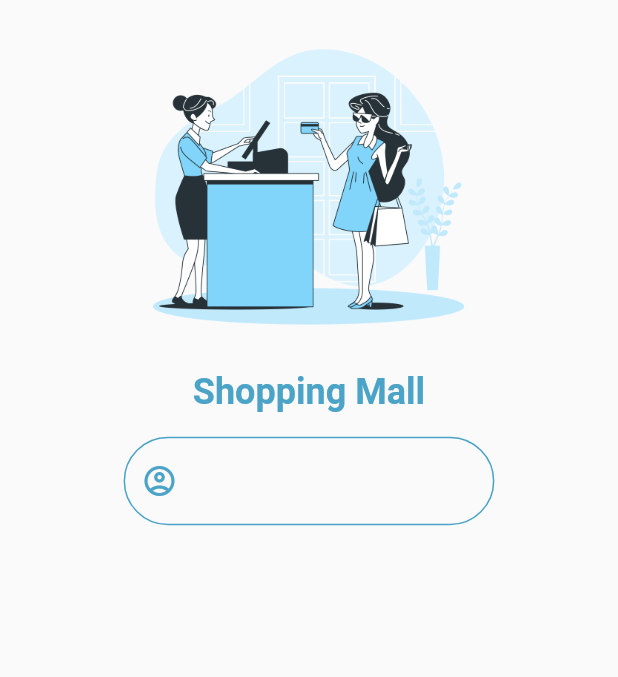
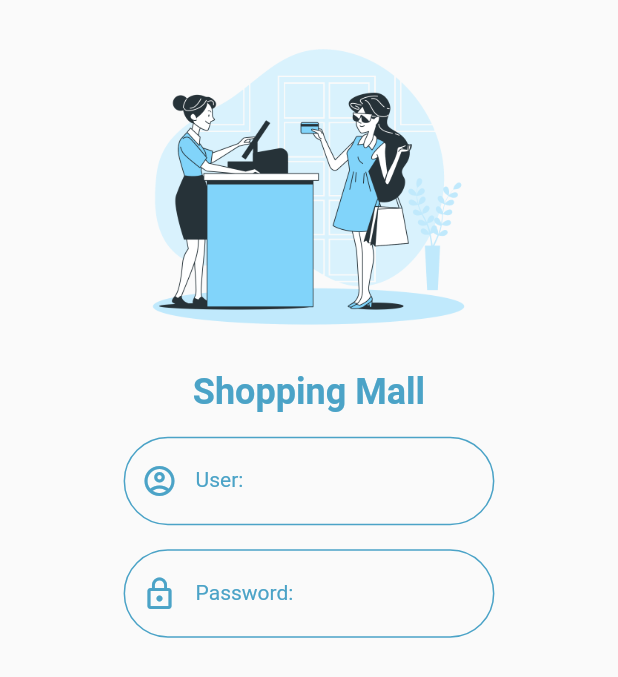
Before and after one commit to HirunrachPonwis/SHoppingMal, a Flutter app: the screen it shows after launch, on a phone screen of 412 x 824 dp. Shown: the top 677 px of the screen. Run offline on Flutter 3.47's test engine with Material 2 defaults, Android fonts, the phone set to English and light mode, and no system bars.

Commit message:
update today

```diff
--- a/lib/states/authen.dart
+++ b/lib/states/authen.dart
@@ -11,6 +11,8 @@ class Authen extends StatefulWidget {
 }
 
 class _AuthenState extends State<Authen> {
+
+  bool statusRedEye = true;
   @override
   Widget build(BuildContext context) {
     double size = MediaQuery.of(context).size.width;
@@ -21,6 +23,9 @@ class _AuthenState extends State<Authen> {
             buildImage(size),
             buildAppName(),
             buildUser(size),
+            buildPassword(
+              size,
+            )
           ],
         ),
       ),
@@ -36,8 +41,41 @@ class _AuthenState extends State<Authen> {
           width: size * 0.6,
           child: TextFormField(
             decoration: InputDecoration(
+              labelStyle: MyConstant().h3Style(),
+              labelText: 'User:',
               prefixIcon: Icon(
                 Icons.account_circle_outlined,
+                color: MyConstant.dark,
+              ),
+              enabledBorder: OutlineInputBorder(
+                borderSide: BorderSide(color: MyConstant.dark),
+                borderRadius: BorderRadius.circular(30),
+              ),
+              focusedBorder: OutlineInputBorder(
+                borderSide: BorderSide(color: MyConstant.light),
+                borderRadius: BorderRadius.circular(30),
+              ),
+            ),
+          ),
+        ),
+      ],
+    );
+  }
+
+  Row buildPassword(double size) {
+    return Row(
+      mainAxisAlignment: MainAxisAlignment.center,
+      children: [
+        Container(
+          margin: EdgeInsets.only(top: 16),
+          width: size * 0.6,
+          child: TextFormField(
+            obscureText: statusRedEye, //password to *
+            decoration: InputDecoration(
+              labelStyle: MyConstant().h3Style(),
+              labelText: 'Password:',
+              prefixIcon: Icon(
+                Icons.lock_outline,
                 color: MyConstant.dark,
               ),
               enabledBorder: OutlineInputBorder(
```
